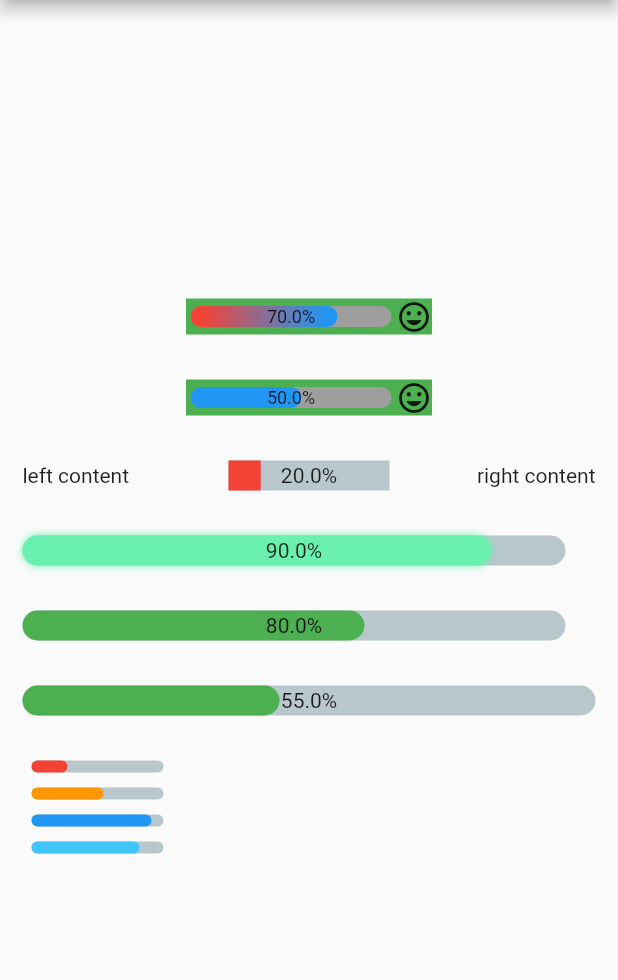
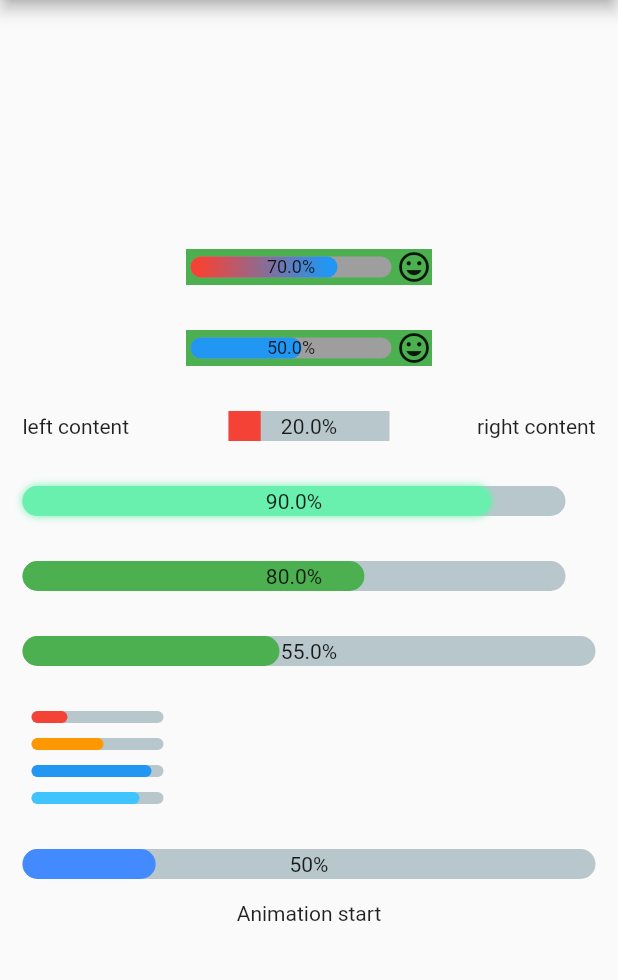
Before and after one commit to diegoveloper/flutter_percent_indicator, a Flutter app: the SampleLinearPage screen opened directly, on a phone screen of 412 x 824 dp, the part 84-1064 px from its top. Run offline on Flutter 3.47's test engine with Material 2 defaults, Android fonts, the phone set to English and light mode, and no system bars.

Commit message:
CallBack endAnimation

```diff
--- a/example/lib/sample_linear_page.dart
+++ b/example/lib/sample_linear_page.dart
@@ -7,6 +7,7 @@ class SampleLinearPage extends StatefulWidget {
 }
 
 class _SampleLinearPageState extends State<SampleLinearPage> {
+  String state = 'Animation start';
   @override
   Widget build(BuildContext context) {
     return Scaffold(
@@ -160,6 +161,20 @@ class _SampleLinearPageState extends State<SampleLinearPage> {
                   ],
                 ),
               ),
+              Padding(
+                padding: EdgeInsets.all(15),
+                child: LinearPercentIndicator(
+                  lineHeight: 20,
+                  center: Text('50%'),
+                  progressColor: Colors.blueAccent,
+                  percent: .5,
+                  animation: true,
+                  animationDuration: 5000,
+                  onAnimationEnd: () =>
+                      setState(() => state = 'End Animation at 50%'),
+                ),
+              ),
+              Text(state),
             ],
           ),
         ),
```
Also changed, not shown: example/lib/sample_circular_page.dart (+37 -14 lines), example/pubspec.lock, 1 other file.
